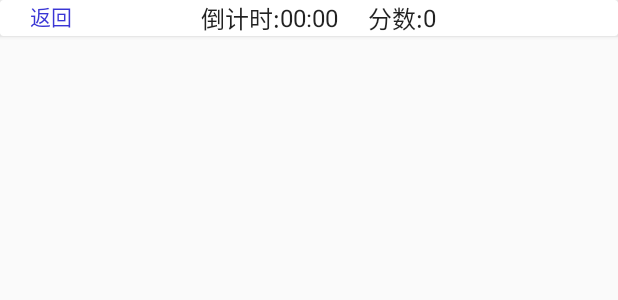
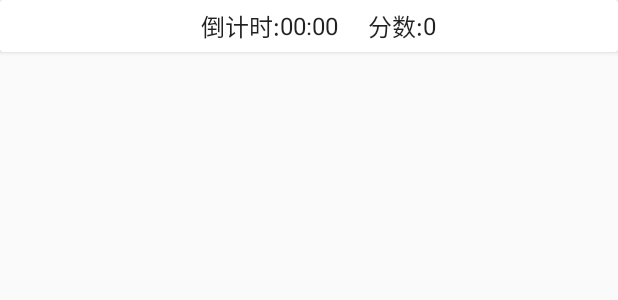
Before and after one commit to Asheone12/HappyMatch, an Android app: the layout activity_game.xml on its own in the app's theme, with its tools: preview values and no code run, on a phone screen of 412 x 824 dp. Shown: the top 300 px of the screen. Run offline under Robolectric (Android 15) with nearby library versions, the phone set to English and light mode, and no system bars.

Commit message:
适配圆角屏

```diff
--- a/app/src/main/res/layout/activity_game.xml
+++ b/app/src/main/res/layout/activity_game.xml
@@ -19,6 +19,7 @@
         <RelativeLayout
             android:layout_width="match_parent"
             android:layout_height="match_parent"
+            android:paddingVertical="5dp"
             android:gravity="center_vertical">
 
             <TextView
@@ -26,9 +27,10 @@
                 android:layout_width="wrap_content"
                 android:layout_height="wrap_content"
                 android:text="@string/back"
-                android:layout_marginStart="20dp"
+                android:visibility="gone"
+                android:layout_marginStart="30dp"
                 android:textColor="#3A36D5"
-                android:textSize="14dp"
+                android:textSize="16dp"
                 android:layout_alignParentStart="true"/>
 
             <TextView
@@ -48,7 +50,7 @@
                 android:layout_centerInParent="true"
                 android:layout_marginEnd="10dp"
                 android:text="@string/time_number"
-                android:textSize="16dp"/>
+                android:textSize="16dp" />
 
             <TextView
                 android:id="@+id/tv_score_title"
```
